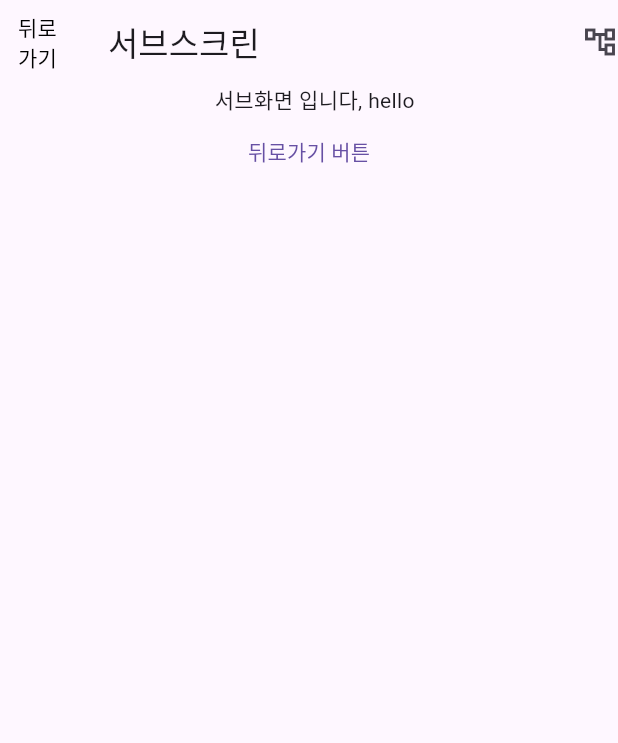
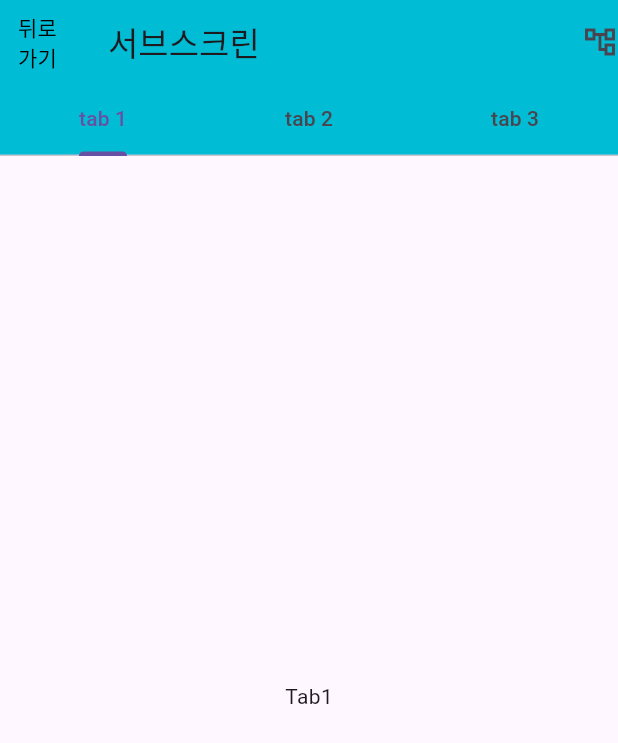
Before and after one commit to gaebaribari/flutter-pratice, a Flutter app: the screen it shows after launch, after a tap on "클릭하면 서브화면으로 이동", on a phone screen of 412 x 824 dp. Shown: the top 743 px of the screen. Run offline on Flutter 3.47's test engine with Material 3 defaults, Android fonts, the phone set to English and light mode, and no system bars.

Commit message:
Practice : TabBar

```diff
--- a/lib/screen/sub_screen.dart
+++ b/lib/screen/sub_screen.dart
@@ -6,8 +6,12 @@ class SubScreen extends StatelessWidget {
 
   @override
   Widget build(BuildContext context) {
-    return Scaffold(
+    return DefaultTabController(
+      length: 3,
+      child: Scaffold(
         appBar: AppBar(
+          backgroundColor: Colors.cyan,
+          elevation: 0,
           automaticallyImplyLeading: false,
           leading: TextButton(
               onPressed: () {
@@ -25,18 +29,31 @@ class SubScreen extends StatelessWidget {
           actions: [
             Icon(Icons.account_tree_outlined),
           ],
+          bottom: TabBar(tabs: [
+            Tab(text: 'tab 1',),
+            Tab(text: 'tab 2',),
+            Tab(text: 'tab 3',),
+          ],),
         ),
-      body: Column(
+        body: TabBarView(
           children: [
             Center(
               child: Text(
-              '  서브화면 입니다, $message',
+                'Tab1',
               ),
             ),
-          TextButton(onPressed: (){
-            Navigator.pop(context);
-          }, child: Text('뒤로가기 버튼'))
+            Center(
+              child: Text(
+                'Tab2',
+              ),
+            ),
+            Center(
+              child: Text(
+                'Tab3',
+              ),
+            ),
           ],
+        ),
       ),
     );
   }
```
Lines whose indentation alone changed are shown as unchanged.
